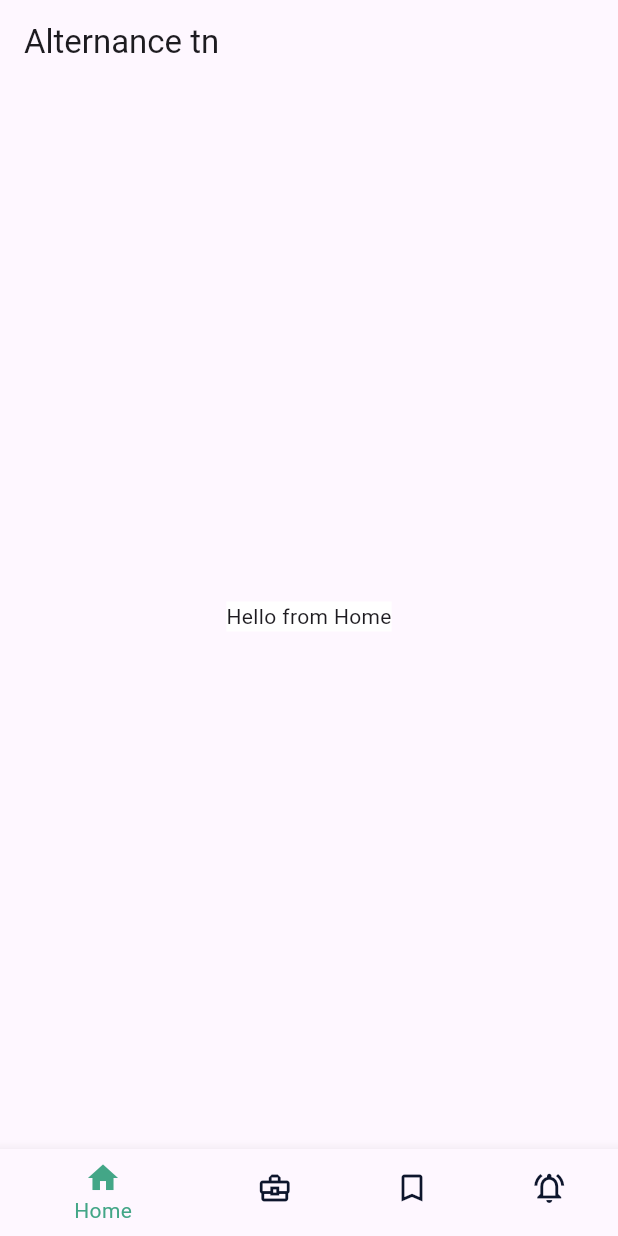
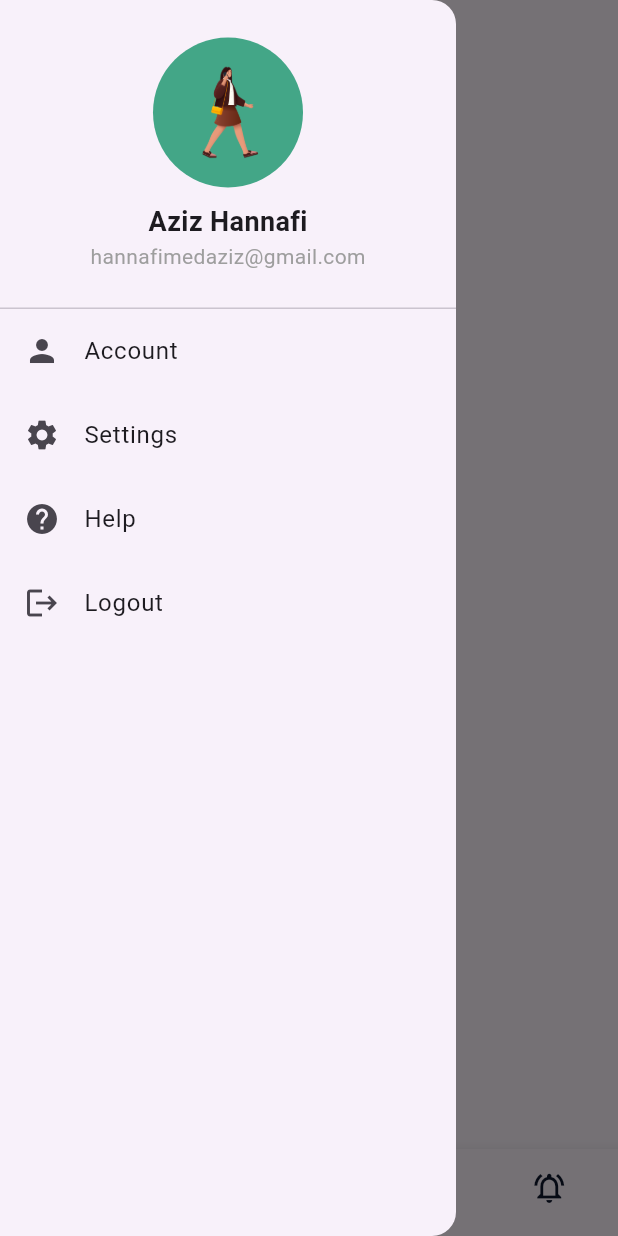
Before and after one commit to AzizHannafi/alternance-flutter, a Flutter app: the Browse screen opened directly, with the side drawer open (before the commit the screen has no drawer), on a phone screen of 412 x 824 dp. Run offline on Flutter 3.47's test engine with Material 3 defaults, Android fonts, the light colour scheme and no system bars; our stand-ins replace flutter_svg, shared_preferences; accounts and stored records are empty.

Commit message:
feature : adding dynamic drawer

```diff
--- /dev/null
+++ b/lib/views/Account.dart
@@ -0,0 +1,17 @@
+import 'package:flutter/cupertino.dart';
+
+class Account extends StatefulWidget {
+  const Account({super.key});
+
+  @override
+  State<Account> createState() => _AccountState();
+}
+
+class _AccountState extends State<Account> {
+  @override
+  Widget build(BuildContext context) {
+    return const Center(
+      child: Text("Hello from Account"),
+    );
+  }
+}
--- a/lib/views/Browse.dart
+++ b/lib/views/Browse.dart
@@ -1,9 +1,13 @@
-import 'package:alternance_flutter/views/BottomNavigationC.dart';
+import 'package:alternance_flutter/views/custom/BottomNavigationC.dart';
 import 'package:alternance_flutter/views/Home.dart';
 import 'package:alternance_flutter/views/News.dart';
 import 'package:alternance_flutter/views/Offer.dart';
 import 'package:alternance_flutter/views/Saved.dart';
+import 'package:alternance_flutter/views/custom/DrawerC.dart';
 import 'package:flutter/material.dart';
+import 'Account.dart'; // Import your new widgets
+import 'Settings.dart';
+import 'Help.dart';
 
 class Browse extends StatefulWidget {
   const Browse({super.key});
@@ -14,11 +18,30 @@ class Browse extends StatefulWidget {
 
 class _BrowseState extends State<Browse> {
   int _selectedIndex = 0;
-  final List<Widget> pages = const [Home(), Offer(), Saved(), News()];
+  final List<Widget> bottomNavPages = const [Home(), Offer(), Saved(), News()];
+  final List<Widget> drawerPages = const [Account(), Settings(), Help()];
 
-  void _onItemTapped(int index) {
+  late Widget _currentBody = bottomNavPages[_selectedIndex];
+
+  @override
+  void initState() {
+    super.initState();
+    _currentBody =
+        bottomNavPages[_selectedIndex]; // Initialize with a default page
+  }
+
+  void _onBottomNavItemTapped(int index) {
     setState(() {
       _selectedIndex = index;
+      _currentBody =
+          bottomNavPages[index]; // Update the body based on bottom navigation
+    });
+  }
+
+  void _onDrawerItemTapped(int index) {
+    setState(() {
+      _currentBody = drawerPages[index]; // Update the body based on drawer item
+      Navigator.pop(context); // Close the drawer
     });
   }
 
@@ -26,10 +49,12 @@ class _BrowseState extends State<Browse> {
   Widget build(BuildContext context) {
     return Scaffold(
       appBar: AppBar(title: const Text('Alternance tn')),
-      body: pages[_selectedIndex], // Display the selected page
+      drawer: Drawerc(
+          onItemTapped: _onDrawerItemTapped), // Pass the drawer callback
+      body: _currentBody, // Show the current selected body
       bottomNavigationBar: BottomNavigationC(
         selectedIndex: _selectedIndex,
-        onItemTapped: _onItemTapped,
+        onItemTapped: _onBottomNavItemTapped, // Pass the bottom nav callback
       ),
     );
   }
--- /dev/null
+++ b/lib/views/Help.dart
@@ -0,0 +1,17 @@
+import 'package:flutter/cupertino.dart';
+
+class Help extends StatefulWidget {
+  const Help({super.key});
+
+  @override
+  State<Help> createState() => _HelpState();
+}
+
+class _HelpState extends State<Help> {
+  @override
+  Widget build(BuildContext context) {
+    return const Center(
+      child: Text("Hello from Help"),
+    );
+  }
+}
--- a/lib/views/Saved.dart
+++ b/lib/views/Saved.dart
@@ -11,6 +11,7 @@ class _SavedState extends State<Saved> {
   @override
   Widget build(BuildContext context) {
     return Center(
+
       child: Text("Hello from Saved"),
     );
   }
--- /dev/null
+++ b/lib/views/Settings.dart
@@ -0,0 +1,17 @@
+import 'package:flutter/cupertino.dart';
+
+class Settings extends StatefulWidget {
+  const Settings({super.key});
+
+  @override
+  State<Settings> createState() => _SettingsState();
+}
+
+class _SettingsState extends State<Settings> {
+  @override
+  Widget build(BuildContext context) {
+    return const Center(
+      child: Text("Hello from Settings"),
+    );
+  }
+}
--- a/lib/views/auth/SignIn.dart
+++ b/lib/views/auth/SignIn.dart
@@ -1,6 +1,6 @@
 import 'package:alternance_flutter/utils/ColorsUtils.dart';
 import 'package:alternance_flutter/utils/OnboardingUtils.dart';
-import 'package:alternance_flutter/views/BottomNavigationC.dart';
+import 'package:alternance_flutter/views/custom/BottomNavigationC.dart';
 import 'package:alternance_flutter/views/Browse.dart';
 import 'package:alternance_flutter/views/Home.dart';
 import 'package:alternance_flutter/views/auth/SignUp.dart';
--- /dev/null
+++ b/lib/views/custom/DrawerC.dart
@@ -0,0 +1,82 @@
+import 'package:alternance_flutter/utils/ColorsUtils.dart';
+import 'package:flutter/material.dart';
+
+class Drawerc extends StatelessWidget {
+  final Function(int) onItemTapped;
+
+  const Drawerc({super.key, required this.onItemTapped});
+
+  @override
+  Widget build(BuildContext context) {
+    return Drawer(
+      child: LayoutBuilder(
+        builder: (context, constraints) {
+          return ListView(
+            padding: EdgeInsets.zero,
+            children: [
+              SizedBox(
+                height: constraints.maxHeight / 4,
+                child: Container(
+                  // color: ColorsUtils.primaryGreen,
+                  child: Column(
+                    mainAxisAlignment: MainAxisAlignment.center,
+                    children: [
+                      Container(
+                        height: 100,
+                        width: 100,
+                        decoration: BoxDecoration(
+                          color: ColorsUtils.primaryGreen,
+                          borderRadius: BorderRadius.circular(60),
+                        ),
+                        child: ClipRRect(
+                          borderRadius: BorderRadius.circular(60),
+                          child: Image.asset(
+                            "images/hr_female.png",
+                            fit: BoxFit.cover,
+                          ),
+                        ),
+                      ),
+                      const SizedBox(height: 10),
+                      const Text(
+                        "Aziz Hannafi",
+                        style: TextStyle(
+                            fontSize: 18, fontWeight: FontWeight.bold),
+                      ),
+                      const Text(
+                        "hannafimedaziz@gmail.com",
+                        style: TextStyle(color: Colors.grey),
+                      ),
+                    ],
+                  ),
+                ),
+              ),
+              const Divider(
+                height: 0,
+              ),
+              ListTile(
+                title: const Text("Account"),
+                leading: const Icon(Icons.person),
+                onTap: () => onItemTapped(0),
+              ),
+              ListTile(
+                title: const Text("Settings"),
+                leading: const Icon(Icons.settings),
+                onTap: () => onItemTapped(1),
+              ),
+              ListTile(
+                title: const Text("Help"),
+                leading: const Icon(Icons.help),
+                onTap: () => onItemTapped(2),
+              ),
+              const ListTile(
+                title: Text("Logout"),
+                leading: Icon(Icons.logout),
+                // onTap: () => onItemTapped(3),
+              )
+            ],
+          );
+        },
+      ),
+    );
+  }
+}
--- a/pubspec.yaml
+++ b/pubspec.yaml
@@ -63,6 +63,7 @@ flutter:
   assets:
     - images/student.png
     - images/hr_male.png
+    - images/hr_female.png
     - images/alternance_logo.png
     - assets/company.svg
     - assets/student.svg
```
Also changed, not shown: lib/views/custom/BottomNavigationC.dart (renamed from lib/views/BottomNavigationC.dart).
